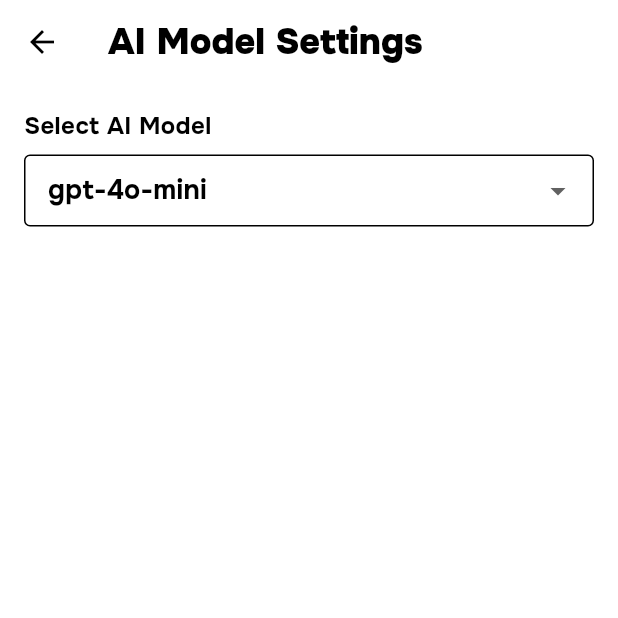
After one commit to iKay-Peter/NoteIQ, a Flutter app: the ModelSettingsPage screen opened directly, on a phone screen of 412 x 824 dp, the top half of it. The commit adds this screen. Run offline on Flutter 3.47's test engine with Material 3 defaults, Android fonts, the phone set to English and light mode, and no system bars; our stand-ins replace connectivity_plus, flutter_local_notifications, get_it, google_generative_ai, shared_preferences, sqflite and 5 more; missing offline and left inert: brick_core, brick_offline_first, brick_offline_first_with_supabase, brick_sqlite, brick_supabase, forui and 1 more; accounts and stored records are empty; statements that could not run were skipped.

Commit message:
feat: Enhance task management with AI model selection and notification features

```diff
--- a/lib/app/utils/user_session_helper.dart
+++ b/lib/app/utils/user_session_helper.dart
@@ -7,10 +7,15 @@
   UserSession._internal();
 
   AppUser? user;
+  final Map<String, dynamic> _preferences = {};
 
   void setUser(AppUser user) {
     this.user = user;
   }
 
   AppUser? get getUser => user;
+
+  String? getString(String key) {
+    return _preferences[key]?.toString();
+  }
 }
--- a/lib/models/task.model.dart
+++ b/lib/models/task.model.dart
@@ -40,7 +40,7 @@
 
   Priority? get priorityValue => _priority != null
       ? Priority.values.firstWhere(
-          (p) => p.name.toLowerCase() == _priority!.toLowerCase(),
+          (p) => p.name.toLowerCase() == _priority.toLowerCase(),
           orElse: () => Priority.medium,
         )
       : null;
--- a/lib/services/ai_parser_service.dart
+++ b/lib/services/ai_parser_service.dart
@@ -1,5 +1,6 @@
 import 'package:flutter/material.dart';
 import 'package:http/http.dart' as http;
+import 'package:google_generative_ai/google_generative_ai.dart';
 import 'package:notiq/app/config/env.dart';
 import 'package:notiq/app/exception_handler/app_exceptions.dart';
 import 'package:notiq/app/utils/user_session_helper.dart';
@@ -10,45 +11,121 @@
 class AiParserService {
   final String apiKey;
   final String baseUrl;
+  final String model;
 
-  AiParserService({
-    this.apiKey = Env.apiKey,
-    this.baseUrl = "https://api.aimlapi.com/v1/chat/completions",
-  });
-
-  /// Parse natural language text into a list of tasks using LLM
-  Future<List<Task>> parseText(String text) async {
-    final prompt =
-        '''
+  static const Map<String, Map<String, dynamic>> supportedModels = {
+    'gpt-4o-mini': {
+      'baseUrl': 'https://api.aimlapi.com/v1/chat/completions',
+      'type': 'openai',
+      'promptTemplate': '''
         You are a task management assistant. Parse the following text into structured task data.
-    The current date is ${DateTime.now().toIso8601String()}.
+        The current date is {{currentDate}}.
 
         Rules for parsing:
         1. Split into multiple tasks if multiple actions/items are mentioned
-    2. Convert relative dates (e.g., "tomorrow", "next week") to ISO dates
-    3. Infer priority based on urgency words ("urgent", "asap" -> high; "sometime", "when possible" -> low)
-    4. Infer category based on task context (work-related -> work; groceries -> shopping; etc.)
-    5. Clean and standardize task titles for clarity
+        2. Convert relative dates to ISO dates
+        3. Infer priority based on urgency words
+        4. Infer category based on context
+        5. Clean task titles
 
         Format the response as a JSON object with this structure:
         {
           "tasks": [
             {
               "title": "Clean, action-oriented task title",
-          "dueDate": "YYYY-MM-DDTHH:mm:ssZ", // ISO string or null if no date mentioned
-          "priority": "high|medium|low", // or null if not implied
-          "category": "work|personal|shopping|health" // or null if not clear
+              "dueDate": "YYYY-MM-DDTHH:mm:ssZ",
+              "priority": "high|medium|low",
+              "category": "work|personal|shopping|health"
             }
           ]
         }
 
         Text to parse:
-    $text
+        {{text}}
 
         Return valid JSON only, no other text.
-    ''';
+      ''',
+    },
+    'gemini-pro': {
+      'baseUrl': '',
+      'type': 'gemini',
+      'promptTemplate': '''
+        Parse the following text into structured task data. Current date: {{currentDate}}.
+        Rules:
+        1. Split into multiple tasks if multiple actions/items are mentioned
+        2. Convert relative dates to ISO dates
+        3. Infer priority based on urgency words
+        4. Infer category based on context
+        5. Clean task titles
 
+        Return JSON with this structure:
+        {
+          "tasks": [
+            {
+              "title": "Task title",
+              "dueDate": "YYYY-MM-DDTHH:mm:ssZ",
+              "priority": "high|medium|low",
+              "category": "work|personal|shopping|health"
+            }
+          ]
+        }
+
+        Text: {{text}}
+      ''',
+    },
+  };
+
+  AiParserService({this.apiKey = Env.apiKey, String? model})
+    : model =
+          model ??
+          UserSession().getString('ai_model_preference') ??
+          'gpt-4o-mini',
+      baseUrl = supportedModels[model ?? 'gpt-4o-mini']?['baseUrl'] ?? '';
+
+  /// Parse natural language text into a list of tasks using LLM
+  Future<List<Task>> parseText(String text) async {
     try {
+      final modelConfig =
+          supportedModels[model] ?? supportedModels['gpt-4o-mini']!;
+
+      final currentDate = DateTime.now().toIso8601String();
+      final prompt = (modelConfig['promptTemplate'] as String)
+          .replaceAll('{{currentDate}}', currentDate)
+          .replaceAll('{{text}}', text);
+
+      if (modelConfig['type'] == 'gemini') {
+        final modelInstance = GenerativeModel(model: model, apiKey: apiKey);
+
+        final response = await modelInstance.generateContent([
+          Content.text(prompt),
+        ]);
+
+        final content = response.text;
+        if (content == null) {
+          throw AiParserException('No response from Gemini API');
+        }
+
+        final parsedContent = jsonDecode(content) as Map<String, dynamic>;
+        final taskList = (parsedContent['tasks'] as List)
+            .cast<Map<String, dynamic>>();
+
+        for (final taskData in taskList) {
+          _validateTaskData(taskData);
+        }
+
+        return taskList.map((taskData) {
+          var date = taskData['dueDate'] != null
+              ? DateTime.parse(taskData['dueDate'] as String)
+              : null;
+          return Task(
+            user_id: UserSession().getUser!.id,
+            title: taskData['title'] as String,
+            dueDate: date,
+            priority: taskData['priority'] as String?,
+            tag: taskData['category'] as String?,
+          );
+        }).toList();
+      } else if (modelConfig['type'] == 'openai') {
         final response = await http.post(
           Uri.parse(baseUrl),
           headers: {
@@ -56,9 +133,8 @@
             'Authorization': 'Bearer $apiKey',
           },
           body: jsonEncode({
-          'model': 'gpt-4o-mini',
+            'model': model,
             'messages': [
-            // Changed to array format
               {
                 'role': 'system',
                 'content':
@@ -75,9 +151,10 @@
         );
 
         if (response.statusCode != 200 && response.statusCode != 201) {
-        throw AiParserException(
-          'API request failed. Status code: ${response.statusCode}, Body: ${response.body}',
+          debugPrint(
+            'Status code: ${response.statusCode}, Body: ${response.body}',
           );
+          throw AiParserException('API request failed.');
         }
 
         final responseJson = jsonDecode(response.body) as Map<String, dynamic>;
@@ -104,6 +181,8 @@
             tag: taskData['category'] as String?,
           );
         }).toList();
+      }
+      throw AiParserException('Unsupported model type or parsing failed.');
     } catch (e) {
       debugPrint('Error parsing with LLM: $e');
       rethrow;
--- a/lib/ui/screens/task_details_screen.dart
+++ b/lib/ui/screens/task_details_screen.dart
@@ -5,7 +5,6 @@
 import 'package:notiq/app/utils/action_handler.dart';
 import 'package:notiq/app/utils/priority.dart';
 import 'package:notiq/data/providers/task_provider.dart';
-import 'package:notiq/models/task.model.dart';
 import 'package:provider/provider.dart';
 
 class TaskDetailsScreen extends StatefulWidget {
--- /dev/null
+++ b/lib/ui/settings/model_settings_page.dart
@@ -0,0 +1,74 @@
+import 'package:flutter/material.dart';
+import 'package:notiq/services/ai_parser_service.dart';
+import 'package:shared_preferences/shared_preferences.dart';
+
+class ModelSettingsPage extends StatefulWidget {
+  const ModelSettingsPage({super.key});
+
+  @override
+  State<ModelSettingsPage> createState() => _ModelSettingsPageState();
+}
+
+class _ModelSettingsPageState extends State<ModelSettingsPage> {
+  String? _selectedModel;
+  final _prefs = SharedPreferences.getInstance();
+
+  @override
+  void initState() {
+    super.initState();
+    _loadSelectedModel();
+  }
+
+  Future<void> _loadSelectedModel() async {
+    final prefs = await _prefs;
+    setState(() {
+      _selectedModel = prefs.getString('selected_model') ?? 'gpt-4o-mini';
+    });
+  }
+
+  Future<void> _saveSelectedModel(String? model) async {
+    if (model == null) return;
+    final prefs = await _prefs;
+    await prefs.setString('selected_model', model);
+    setState(() {
+      _selectedModel = model;
+    });
+  }
+
+  @override
+  Widget build(BuildContext context) {
+    return Scaffold(
+      appBar: AppBar(title: const Text('AI Model Settings')),
+      body: Padding(
+        padding: const EdgeInsets.all(16.0),
+        child: Column(
+          crossAxisAlignment: CrossAxisAlignment.start,
+          children: [
+            const Text(
+              'Select AI Model',
+              style: TextStyle(fontSize: 16, fontWeight: FontWeight.bold),
+            ),
+            const SizedBox(height: 8),
+            DropdownButtonFormField<String>(
+              value: _selectedModel,
+              items: AiParserService.supportedModels.keys.map((model) {
+                return DropdownMenuItem<String>(
+                  value: model,
+                  child: Text(model),
+                );
+              }).toList(),
+              onChanged: _saveSelectedModel,
+              decoration: const InputDecoration(
+                border: OutlineInputBorder(),
+                contentPadding: EdgeInsets.symmetric(
+                  horizontal: 12,
+                  vertical: 8,
+                ),
+              ),
+            ),
+          ],
+        ),
+      ),
+    );
+  }
+}
--- a/pubspec.yaml
+++ b/pubspec.yaml
@@ -52,6 +52,9 @@
   forui: ^0.12.0
   intl: ^0.20.2
   http: ^1.4.0
+  flutter_local_notifications: ^14.1.0
+  timezone: ^0.9.2
+  google_generative_ai: ^0.4.7
 
 dev_dependencies:
   brick_offline_first_with_supabase_build:
```
Also changed, not shown: lib/app/utils/datetime_extension.dart (added, +11 -0 lines), lib/data/providers/task_provider.dart (+20 -1 lines), lib/services/notification_service.dart (added, +52 -0 lines), lib/ui/layouts/home_layout.dart (+32 -8 lines), lib/ui/screens/all_tasks_screen.dart (+1 -6 lines), lib/ui/screens/home_screen.dart (+4 -9 lines), lib/ui/widgets/task_card.dart (+58 -30 lines), pubspec.lock, 1 other file. Lines whose indentation alone changed are shown as unchanged.
